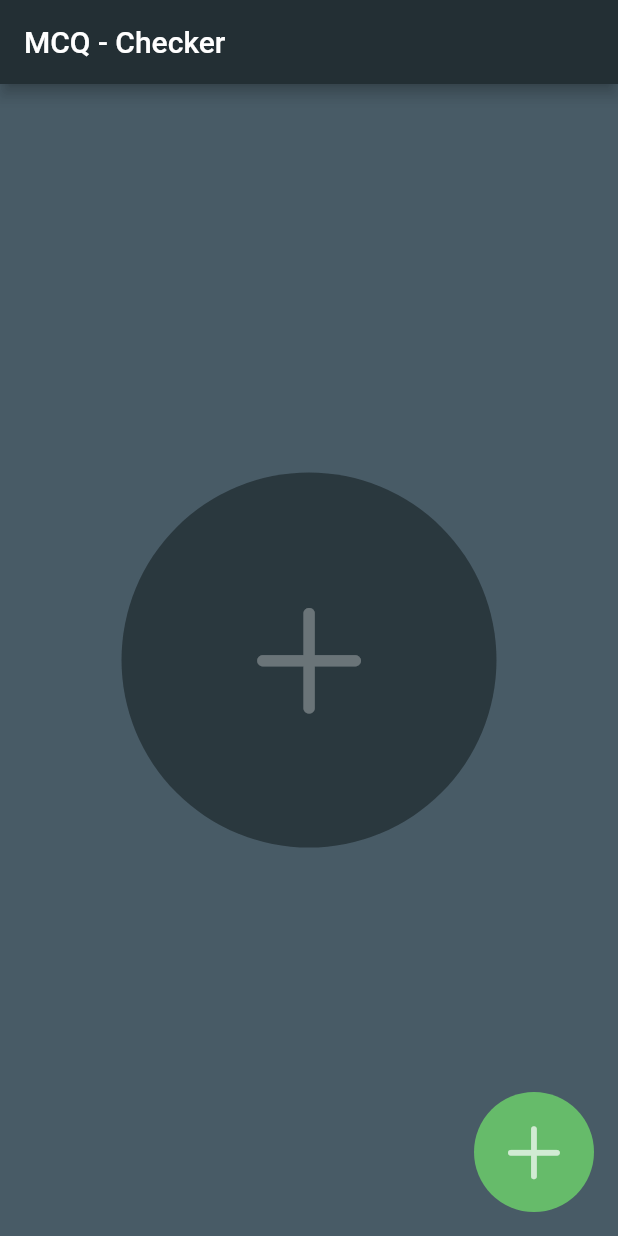
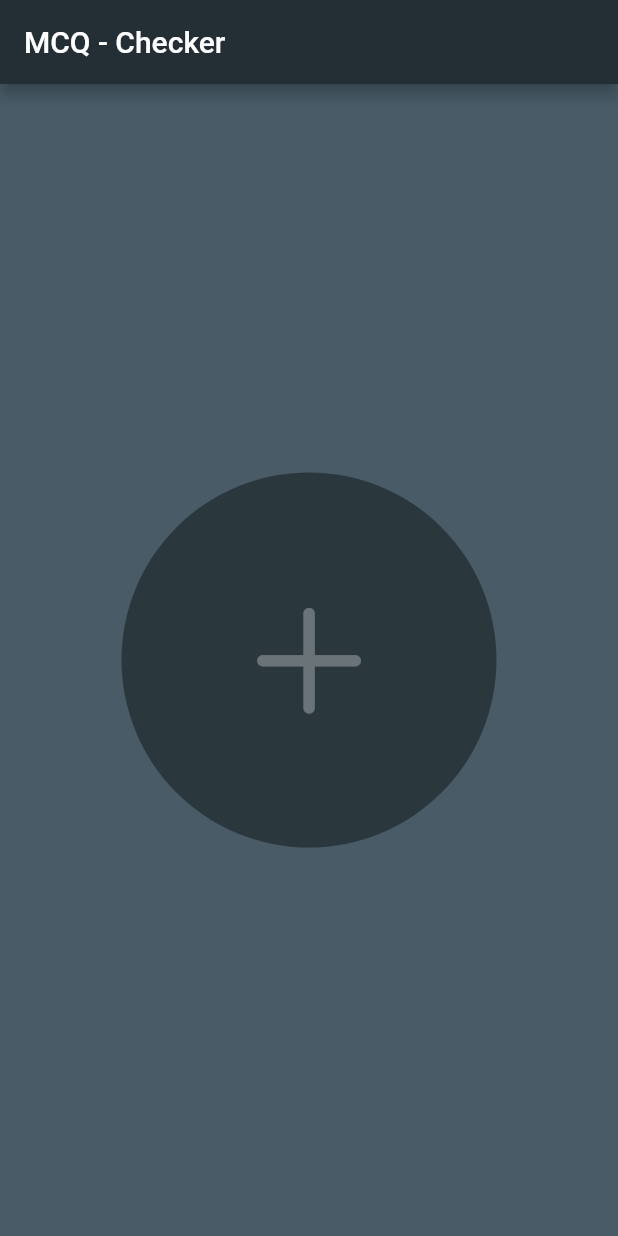
Before and after one commit to koiralapankaj7/mcq_checker, a Flutter app: the screen it shows after launch, on a phone screen of 412 x 824 dp. Run offline on Flutter 3.47's test engine with Material 2 defaults, Android fonts, the phone set to English and light mode, and no system bars; our stand-ins replace rxdart, sqflite; accounts and stored records are empty.

Commit message:
mlkit added

```diff
--- a/lib/src/screens/home_screen.dart
+++ b/lib/src/screens/home_screen.dart
@@ -22,8 +22,7 @@ class HomeScreen extends StatelessWidget {
         title: Text('MCQ - Checker'),
         backgroundColor: Color(0xff232f34),
       ),
-      floatingActionButton: addModule(true),
-      body: buildBody(),
+      body: createInitialBody(),
     );
   }
 
--- a/pubspec.yaml
+++ b/pubspec.yaml
@@ -26,7 +26,9 @@ dependencies:
   cupertino_icons: ^0.1.2
   sqflite: ^1.1.5
   path_provider: ^0.5.0+1
-  rxdart:
+  rxdart: ^0.21.0
+  firebase_ml_vision:
+  image_picker: ^0.5.4
 
 dev_dependencies:
   flutter_test:
```
Also changed, not shown: pubspec.lock, 4 other files.
